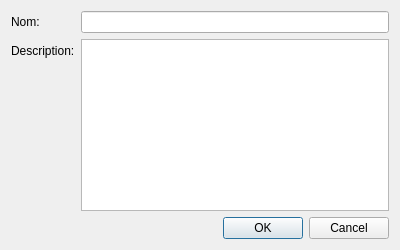
Qt form clubdialog.ui (MohamedElaassal/Gestion-Club-Cpp) before a commit.
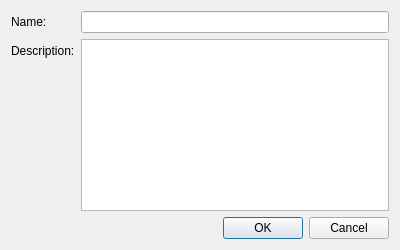
The same form after that commit.

What changed in the file:
```diff
--- a/clubdialog.ui
+++ b/clubdialog.ui
@@ -19,7 +19,7 @@
      <item row="0" column="0">
       <widget class="QLabel" name="label">
        <property name="text">
-        <string>Nom:</string>
+        <string>Name:</string>
        </property>
       </widget>
      </item>
```
